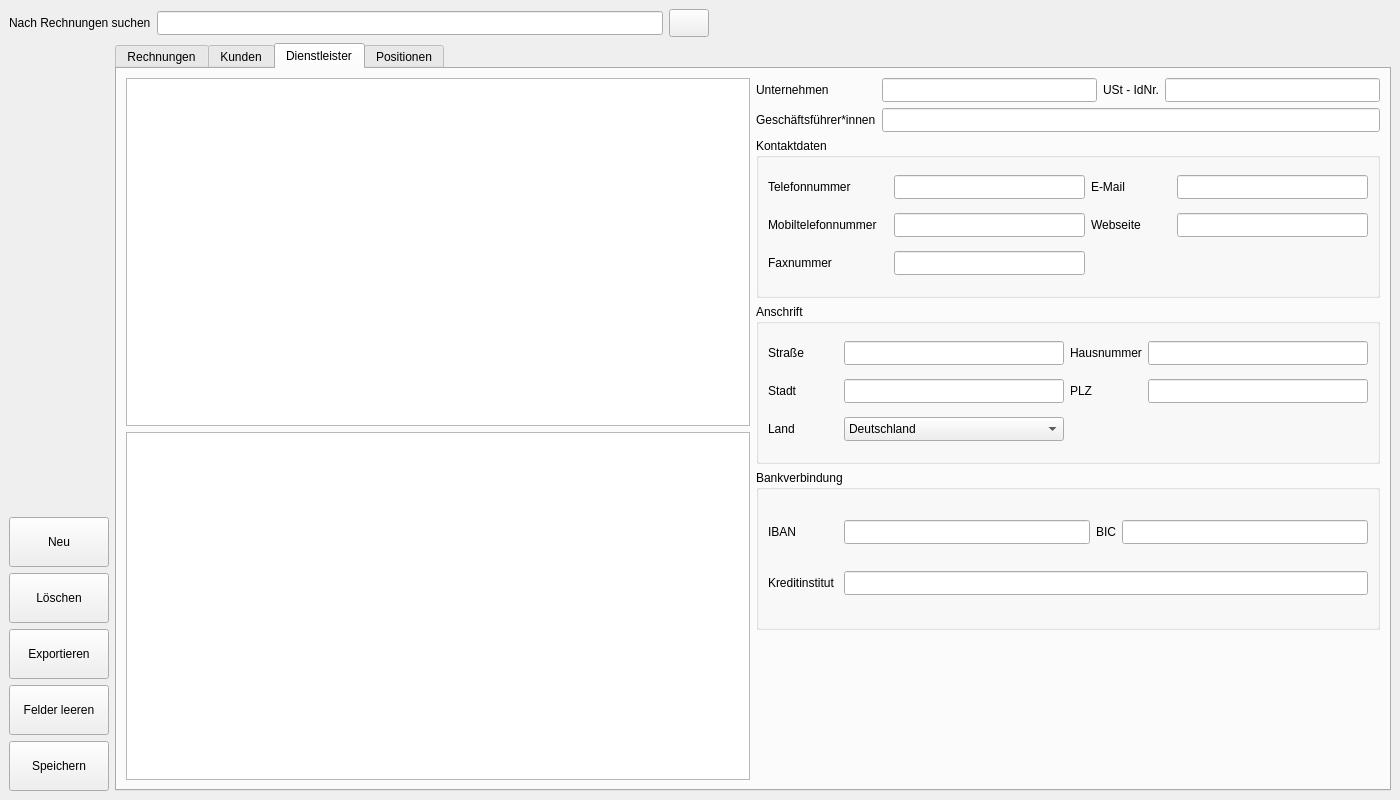
Before: the Qt Designer form Qt/test.ui in SIMKCN/LF11-Projekt, drawn with Qt 5.
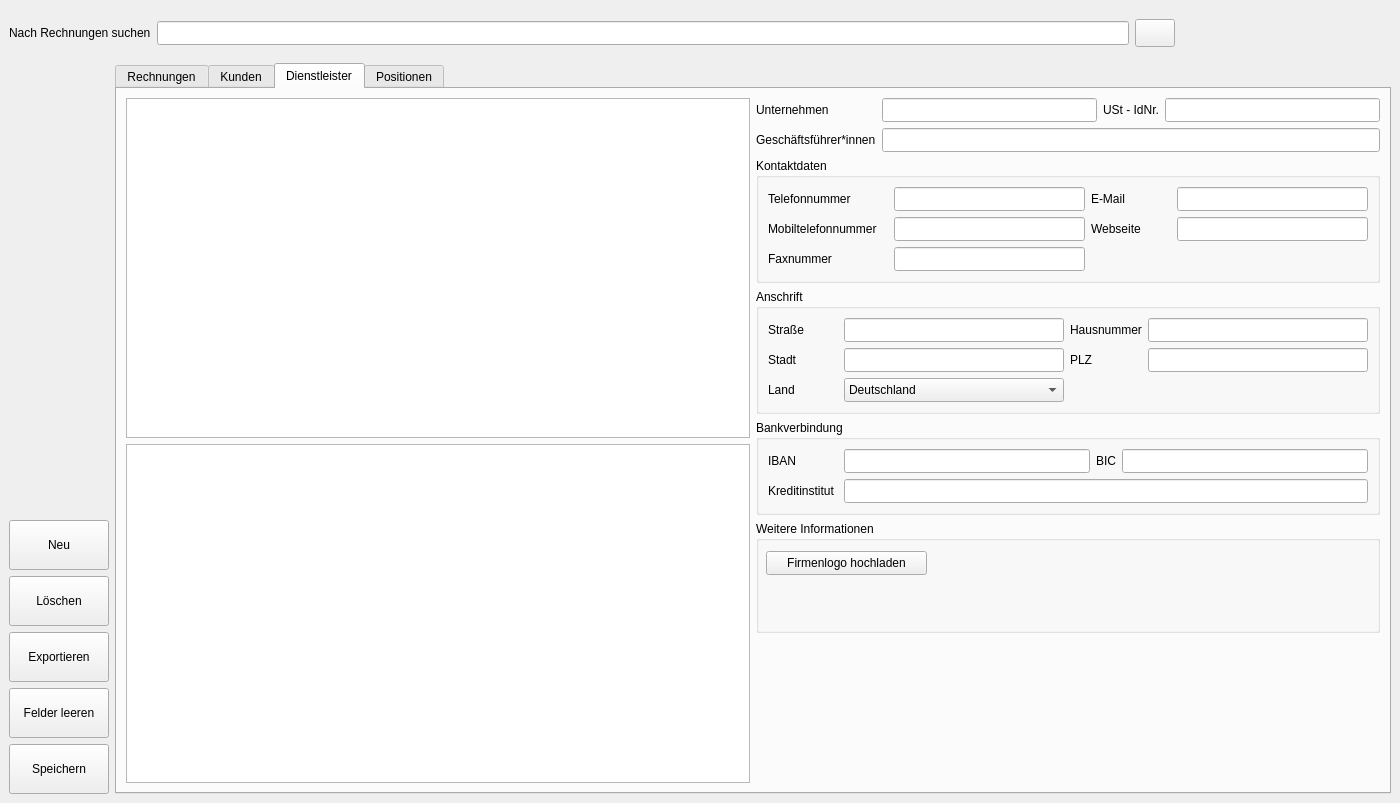
After: the same form once the commit is applied. The open tabs and pages were chosen to show the change. Icons and pictures are not drawn.

The edit to the form file:
```diff
--- a/Qt/test.ui
+++ b/Qt/test.ui
@@ -7,7 +7,7 @@
     <x>0</x>
     <y>0</y>
     <width>1400</width>
-    <height>800</height>
+    <height>803</height>
    </rect>
   </property>
   <property name="windowTitle">
@@ -72,9 +72,6 @@
       </item>
       <item>
        <spacer name="horizontalSpacerSearchRight">
-        <property name="orientation">
-         <enum>Qt::Orientation::Horizontal</enum>
-        </property>
         <property name="sizeHint" stdset="0">
          <size>
           <width>40</width>
@@ -91,9 +88,6 @@
        <layout class="QVBoxLayout" name="buttonColumnLayout">
         <item>
          <spacer name="buttonColSpacer">
-          <property name="orientation">
-           <enum>Qt::Orientation::Vertical</enum>
-          </property>
           <property name="sizeHint" stdset="0">
            <size>
             <width>20</width>
@@ -1172,11 +1166,28 @@
               </item>
              </layout>
             </item>
+            <item>
+             <widget class="QGroupBox" name="groupBox_5">
+              <property name="title">
+               <string>Weitere Informationen</string>
+              </property>
+              <widget class="QPushButton" name="btn_logo_upload">
+               <property name="geometry">
+                <rect>
+                 <x>10</x>
+                 <y>30</y>
+                 <width>161</width>
+                 <height>24</height>
+                </rect>
+               </property>
+               <property name="text">
+                <string>Firmenlogo hochladen</string>
+               </property>
+              </widget>
+             </widget>
+            </item>
             <item>
              <spacer name="verticalSpacer">
-              <property name="orientation">
-               <enum>Qt::Orientation::Vertical</enum>
-              </property>
               <property name="sizeType">
                <enum>QSizePolicy::Policy::Fixed</enum>
               </property>
```
Left out of the diff: 26 changed lines with no effect on the pictures.
